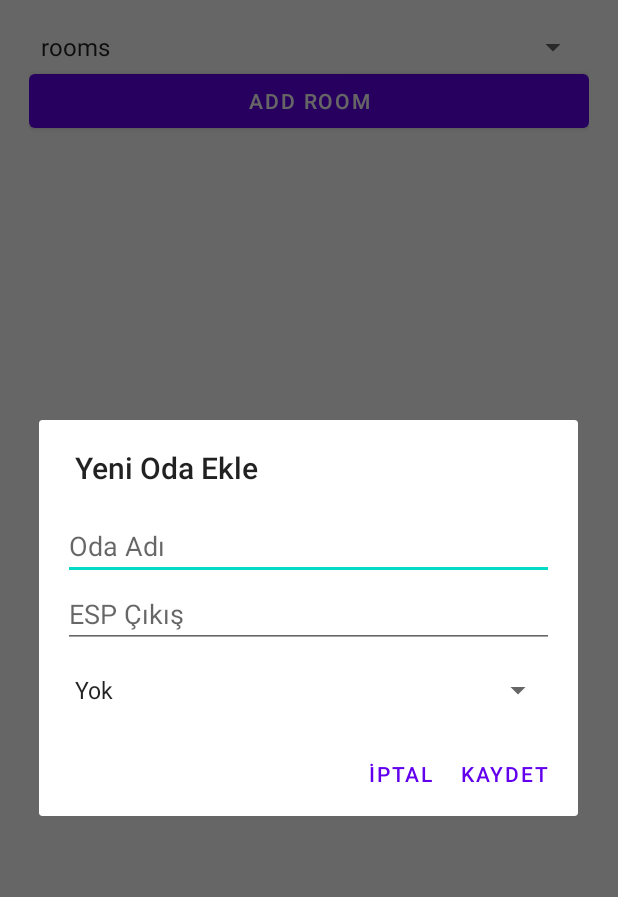
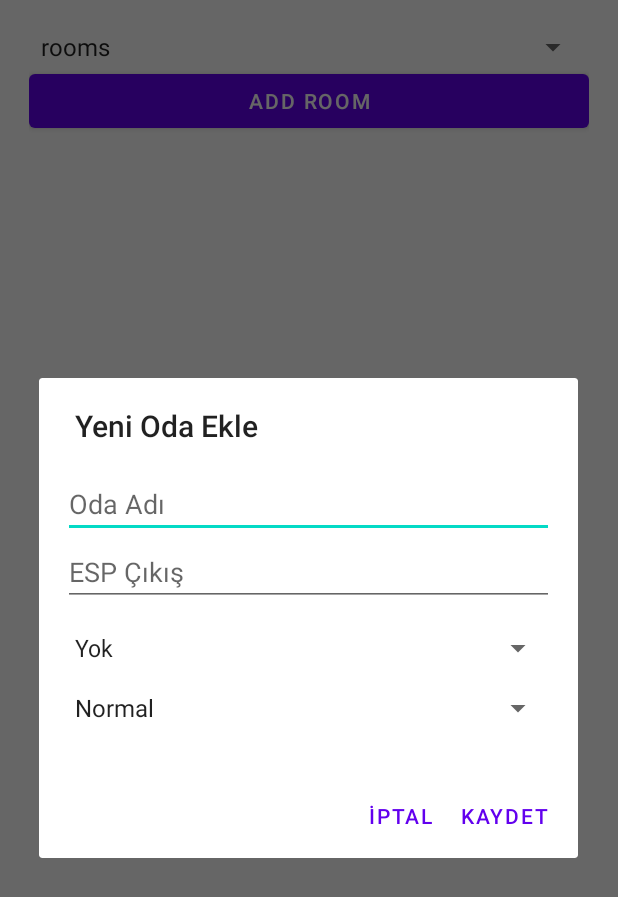
Before and after one commit to CvMrRj/NodeMCU_Prj, an Android app built with Jetpack Compose: the fragment SettingsFragment shown on its own in the app's theme, after a tap on "ADD ROOM", on a phone screen of 412 x 824 dp. Shown: the top 897 px of the screen. Run offline under Robolectric (Android 15) with nearby library versions, the light colour scheme and no system bars; our stand-ins replace Firebase (no records; nobody signed in at launch, a user with empty details on screens opened directly).

Commit message:
final last 2

```diff
--- a/app/src/main/java/com/example/esp8266control/SettingsFragment.kt
+++ b/app/src/main/java/com/example/esp8266control/SettingsFragment.kt
@@ -181,13 +181,20 @@ class SettingsFragment : Fragment() {
         val etRoomName = dialogView.findViewById<EditText>(R.id.etRoomName)
         val etRoomOutput = dialogView.findViewById<EditText>(R.id.etRoomIp)
         val spinnerTimer = dialogView.findViewById<Spinner>(R.id.spinnerTimer)
+        val roleSpinner = dialogView.findViewById<Spinner>(R.id.spinnerRole) // Yeni spinner
 
-        // Timer için Spinner seçeneklerini oluştur
+        // Timer için Spinner seçenekleri
         val timerOptions = mutableListOf("Yok")
         timerOptions.addAll((1..20).map { "$it saniye" })
-        val adapter = ArrayAdapter(requireContext(), android.R.layout.simple_spinner_item, timerOptions)
-        adapter.setDropDownViewResource(android.R.layout.simple_spinner_dropdown_item)
-        spinnerTimer.adapter = adapter
+        val timerAdapter = ArrayAdapter(requireContext(), android.R.layout.simple_spinner_item, timerOptions)
+        timerAdapter.setDropDownViewResource(android.R.layout.simple_spinner_dropdown_item)
+        spinnerTimer.adapter = timerAdapter
+
+        // Role için Spinner seçenekleri
+        val roleOptions = listOf("Normal", "Reverse")
+        val roleAdapter = ArrayAdapter(requireContext(), android.R.layout.simple_spinner_item, roleOptions)
+        roleAdapter.setDropDownViewResource(android.R.layout.simple_spinner_dropdown_item)
+        roleSpinner.adapter = roleAdapter
 
         AlertDialog.Builder(requireContext())
             .setTitle("Yeni Oda Ekle")
@@ -196,10 +203,12 @@ class SettingsFragment : Fragment() {
                 val roomName = etRoomName.text.toString()
                 val espOutput = etRoomOutput.text.toString()
                 val selectedTimer = spinnerTimer.selectedItemPosition
+                val selectedRole = roleSpinner.selectedItem.toString()
 
                 if (roomName.isNotEmpty() && espOutput.isNotEmpty()) {
                     val timerValue = if (selectedTimer == 0) null else selectedTimer
-                    val newRoom = Room(roomName, espOutput, true, timerValue)
+                    val roleValue = if (selectedRole == "Reverse") "reverse" else null
+                    val newRoom = Room(roomName, espOutput, true, timerValue, roleValue)
                     addRoomToFirebase(newRoom)
                 } else {
                     Toast.makeText(requireContext(), "Lütfen tüm alanları doldurun.", Toast.LENGTH_SHORT).show()
@@ -210,8 +219,9 @@ class SettingsFragment : Fragment() {
             .show()
     }
 
+
     private fun addRoomToFirebase(room: Room) {
-        val roomRef = database.child(selectedPath).child(room.name) // selectedPath burada kullanılıyor
+        val roomRef = database.child(selectedPath).child(room.name)
         roomRef.setValue(room).addOnCompleteListener { task ->
             if (task.isSuccessful) {
                 roomRef.child("state").setValue(0).addOnCompleteListener { stateTask ->
--- a/app/src/main/res/layout/dialog_add_room.xml
+++ b/app/src/main/res/layout/dialog_add_room.xml
@@ -24,4 +24,13 @@
         android:layout_width="match_parent"
         android:layout_height="wrap_content"
         android:layout_marginTop="16dp" />
+
+    <Spinner
+        android:id="@+id/spinnerRole"
+        android:layout_width="match_parent"
+        android:layout_height="wrap_content"
+        android:layout_marginTop="16dp"
+        android:layout_marginBottom="16dp"
+        android:entries="@array/role_options" />
+
 </LinearLayout>
--- a/app/src/main/res/values/strings.xml
+++ b/app/src/main/res/values/strings.xml
@@ -2,4 +2,10 @@
     <string name="app_name">Bizim Ev</string>
     <string name="logo">Logo</string>
     <string name="todo">TODO</string>
+
+    <string-array name="role_options">
+        <item>Normal</item>
+        <item>Reverse</item>
+    </string-array>
+
 </resources>
```
Also changed, not shown: app/src/main/java/com/example/esp8266control/HomeFragment.kt (+38 -6 lines), app/src/main/java/com/example/esp8266control/Room.kt (+7 -2 lines).
